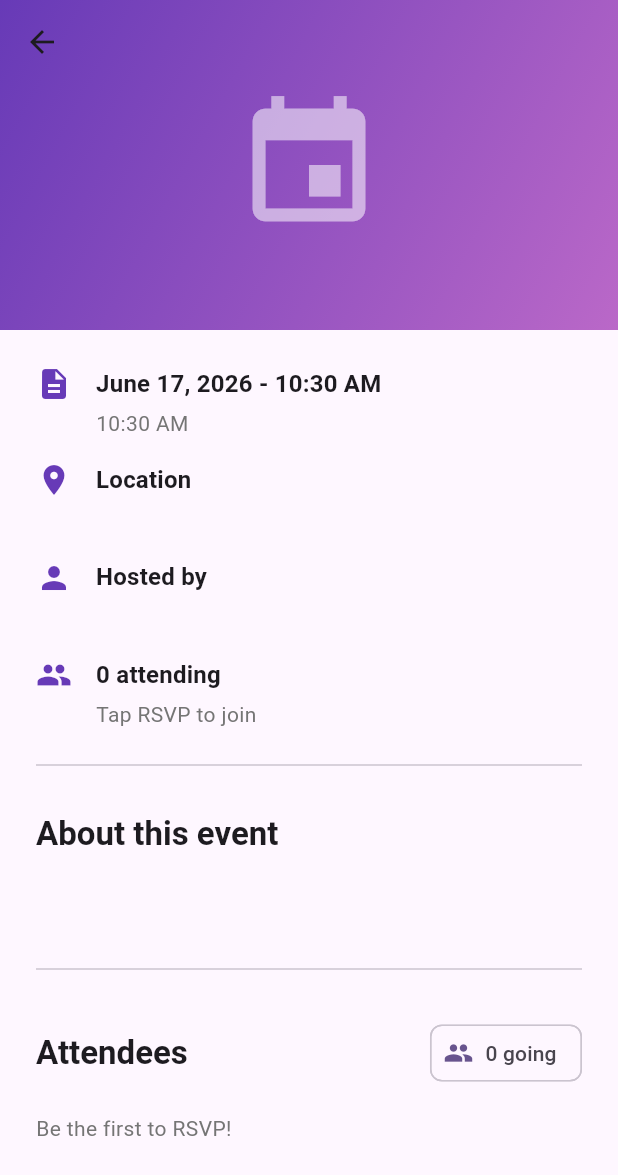
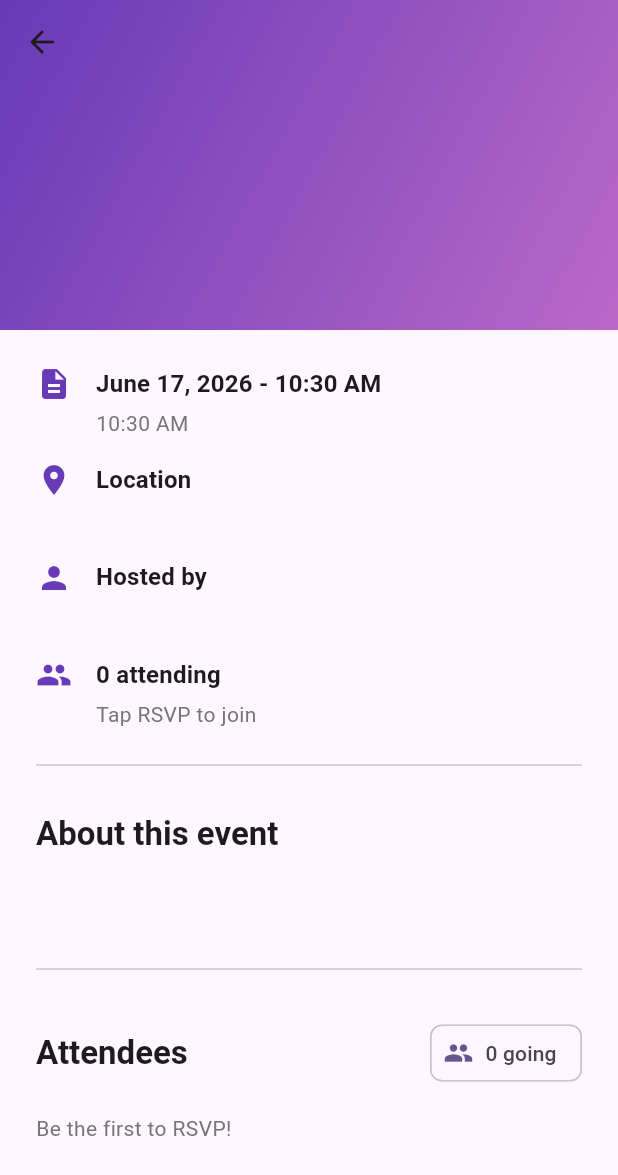
Before and after one commit to Hardeyemmy/yem-events-signature, a Flutter app: the EventDetailPage screen opened directly with empty values, on a phone screen of 412 x 824 dp. Shown: the top 1175 px of the screen. Run offline on Flutter 3.47's test engine with Material 3 defaults, Android fonts, the phone set to English and light mode, and no system bars; our stand-ins replace cloud_firestore, firebase_auth, firebase_core, flutter_riverpod, image_picker, riverpod_annotation; accounts and stored records are empty; generated files the repository leaves out were written again.

Commit message:
Positioning image properly on the app bar of event deatails page

```diff
--- a/lib/features/auth/presentation/Pages/event_details_page.dart
+++ b/lib/features/auth/presentation/Pages/event_details_page.dart
@@ -28,7 +28,25 @@ class EventDetailPage extends ConsumerWidget {
                 expandedHeight: 220,
                 pinned: true,
                 flexibleSpace: FlexibleSpaceBar(
-                  title: Text(event.title),
+                  titlePadding: const EdgeInsets.symmetric(
+                    horizontal: 16,
+                    vertical: 12,
+                  ),
+                  title: Text(
+                    event.title,
+                    overflow: TextOverflow.ellipsis,
+                    style: const TextStyle(
+                      color: Colors.white,
+                      fontWeight: FontWeight.bold,
+                      shadows: [
+                        Shadow(
+                          offset: Offset(0, 1),
+                          blurRadius: 3,
+                          color: Colors.black54,
+                        ),
+                      ],
+                    ),
+                  ),
                   background:
                       event.imageUrl != null && event.imageUrl!.isNotEmpty
                       ? Stack(
@@ -37,15 +55,8 @@ class EventDetailPage extends ConsumerWidget {
                             Image.network(
                               event.imageUrl!,
                               fit: BoxFit.cover,
-                              loadingBuilder:
-                                  (context, child, loadingProgress) {
-                                    if (loadingProgress == null) return child;
-                                    return const Center(
-                                      child: CircularProgressIndicator(),
-                                    );
-                                  },
-                              errorBuilder: (context, error, stackTrace) {
-                                return Container(
+                              errorBuilder: (context, error, stackTrace) =>
+                                  Container(
                                     decoration: BoxDecoration(
                                       gradient: LinearGradient(
                                         begin: Alignment.topLeft,
@@ -56,15 +67,7 @@ class EventDetailPage extends ConsumerWidget {
                                         ],
                                       ),
                                     ),
-                                  child: const Center(
-                                    child: Icon(
-                                      Icons.event,
-                                      size: 100,
-                                      color: Colors.white54,
                                   ),
-                                  ),
-                                );
-                              },
                             ),
                             Container(
                               decoration: BoxDecoration(
@@ -89,13 +92,6 @@ class EventDetailPage extends ConsumerWidget {
                                 Colors.deepPurple,
                                 Colors.purple.shade300,
                               ],
-                            ),
-                          ),
-                          child: const Center(
-                            child: Icon(
-                              Icons.event,
-                              size: 100,
-                              color: Colors.white54,
                             ),
                           ),
                         ),
@@ -124,42 +120,8 @@ class EventDetailPage extends ConsumerWidget {
                         title: 'Hosted by',
                         subtitle: event.creatorEmail,
                       ),
+
                       const SizedBox(height: 16),
-                      if (event.imageUrl != null &&
-                          event.imageUrl!.isNotEmpty) ...[
-                        ClipRRect(
-                          borderRadius: BorderRadius.circular(12),
-                          child: Image.network(
-                            event.imageUrl!,
-                            width: double.infinity,
-                            height: 200,
-                            fit: BoxFit.cover,
-                            loadingBuilder: (context, child, loadingProgress) {
-                              if (loadingProgress == null) return child;
-                              return const SizedBox(
-                                height: 200,
-                                child: Center(
-                                  child: CircularProgressIndicator(),
-                                ),
-                              );
-                            },
-                            errorBuilder: (context, error, stackTrace) {
-                              return Container(
-                                height: 200,
-                                color: Colors.grey.shade200,
-                                child: const Center(
-                                  child: Icon(
-                                    Icons.broken_image,
-                                    size: 48,
-                                    color: Colors.grey,
-                                  ),
-                                ),
-                              );
-                            },
-                          ),
-                        ),
-                        const SizedBox(height: 16),
-                      ],
                       attendeeCountAsync.when(
                         data: (attendanceCount) => _InfoRow(
                           icon: Icons.people,
@@ -228,9 +190,11 @@ class EventDetailPage extends ConsumerWidget {
                                   return ListTile(
                                     leading: CircleAvatar(
                                       child: Text(
-                                        attendee.userEmail
+                                        attendee.userEmail.isNotEmpty
+                                            ? attendee.userEmail
                                                   .substring(0, 1)
-                                            .toUpperCase(),
+                                                  .toUpperCase()
+                                            : '?',
                                       ),
                                     ),
                                     title: Text(attendee.userEmail),
```
Lines whose indentation alone changed are shown as unchanged.
